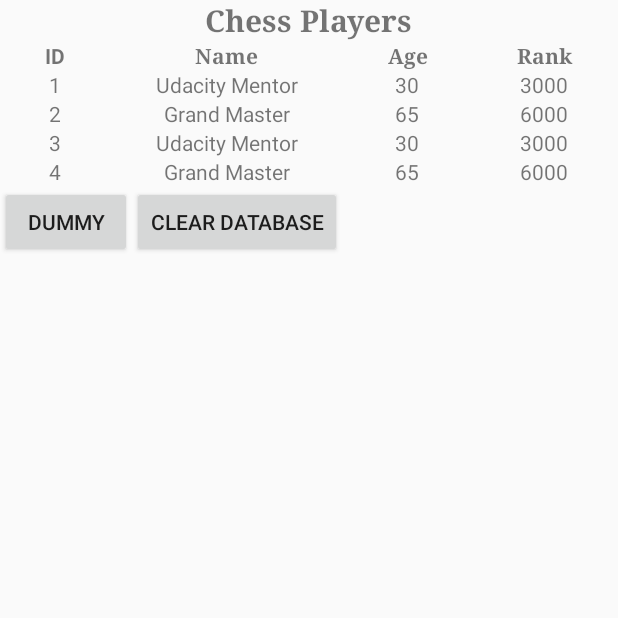
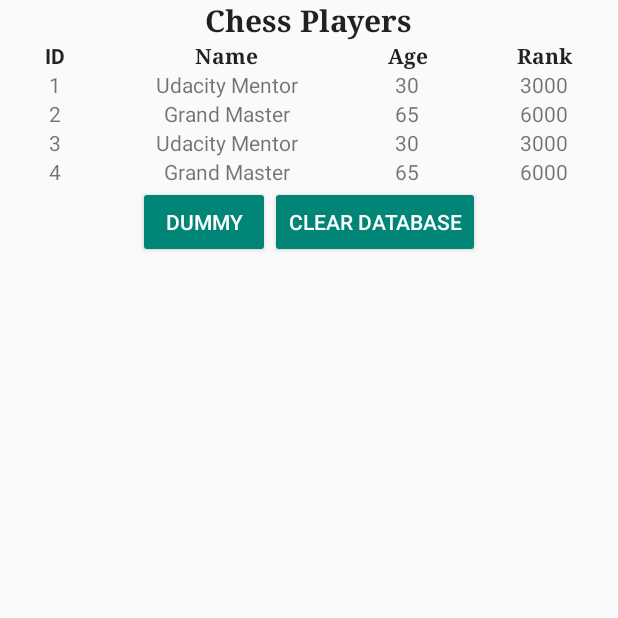
Before and after one commit to Wiktorl4z/Habit-Tracker, an Android app: the ParticipantsActivity screen opened directly, with no data from a screen before it, on a phone screen of 412 x 824 dp, the top half of it. Run offline under Robolectric (Android 15) with nearby library versions, the phone set to English and light mode, and no system bars; our stand-ins replace ButterKnife.

Commit message:
Design Fix

```diff
--- a/app/src/main/res/layout/main_activity.xml
+++ b/app/src/main/res/layout/main_activity.xml
@@ -9,7 +9,7 @@
     <ImageView
             android:layout_width="match_parent"
             android:layout_height="wrap_content"
-        android:background="@drawable/baymaon" />
+            android:background="@drawable/baymaon"/>
 
     <TextView
             android:layout_width="match_parent"
@@ -18,7 +18,7 @@
             android:paddingLeft="10dp"
             android:text="@string/sign_up_now"
             android:textColor="@color/dark"
-        android:textSize="22sp" />
+            android:textSize="22sp"/>
 
     <LinearLayout
             android:layout_width="match_parent"
@@ -31,7 +31,7 @@
                 android:layout_height="wrap_content"
                 android:layout_weight="0.5"
                 android:gravity="center"
-            android:hint="Username" />
+                android:hint="Username"/>
 
         <EditText
                 android:id="@+id/editText_age"
@@ -40,7 +40,7 @@
                 android:layout_gravity="right"
                 android:layout_weight="0.5"
                 android:gravity="center"
-            android:hint="Age" />
+                android:hint="Age"/>
 
     </LinearLayout>
 
@@ -57,7 +57,7 @@
                 android:gravity="center"
                 android:text="@string/your_rank"
                 android:textColor="@color/dark"
-            android:textSize="18sp" />
+                android:textSize="18sp"/>
 
         <android.support.constraint.ConstraintLayout xmlns:android="http://schemas.android.com/apk/res/android"
                                                      xmlns:app="http://schemas.android.com/apk/res-auto"
@@ -80,7 +80,7 @@
                     app:layout_constraintEnd_toEndOf="parent"
                     app:layout_constraintStart_toStartOf="parent"
                     app:layout_constraintTop_toTopOf="parent"
-                tools:layout_editor_absoluteX="141dp" />
+                    tools:layout_editor_absoluteX="141dp"/>
 
         </android.support.constraint.ConstraintLayout>
 
@@ -106,7 +106,7 @@
                     app:layout_constraintEnd_toEndOf="parent"
                     app:layout_constraintStart_toStartOf="parent"
                     app:layout_constraintTop_toTopOf="parent"
-                tools:layout_editor_absoluteX="137dp" />
+                    tools:layout_editor_absoluteX="137dp"/>
 
         </android.support.constraint.ConstraintLayout>
 
@@ -132,7 +132,7 @@
                     app:layout_constraintEnd_toEndOf="parent"
                     app:layout_constraintStart_toStartOf="parent"
                     app:layout_constraintTop_toTopOf="parent"
-                tools:layout_editor_absoluteX="137dp" />
+                    tools:layout_editor_absoluteX="137dp"/>
 
         </android.support.constraint.ConstraintLayout>
 
@@ -157,7 +157,7 @@
                     app:layout_constraintEnd_toEndOf="parent"
                     app:layout_constraintStart_toStartOf="parent"
                     app:layout_constraintTop_toTopOf="parent"
-                tools:layout_editor_absoluteX="137dp" />
+                    tools:layout_editor_absoluteX="137dp"/>
 
         </android.support.constraint.ConstraintLayout>
 
@@ -173,16 +173,18 @@
                 android:layout_width="wrap_content"
                 android:layout_height="wrap_content"
                 android:layout_weight="1"
+                style="@style/Widget.AppCompat.Button.Colored"
                 android:padding="10dp"
-            android:text="@string/quit" />
+                android:text="@string/quit"/>
 
         <Button
                 android:id="@+id/button_sign_up"
                 android:layout_width="wrap_content"
                 android:layout_height="wrap_content"
+                style="@style/Widget.AppCompat.Button.Colored"
                 android:layout_weight="1"
                 android:padding="10dp"
-            android:text="@string/sign_up" />
+                android:text="@string/sign_up"/>
 
     </LinearLayout>
 </LinearLayout>
--- a/app/src/main/res/layout/participants_activity.xml
+++ b/app/src/main/res/layout/participants_activity.xml
@@ -28,64 +28,68 @@
                         android:layout_height="wrap_content"
                         android:layout_span="4"
                         android:gravity="center"
+                        style="@style/ParticipantsStyle"
                         android:text="@string/chess_players"
                         android:textSize="20dp"
-                android:textStyle="bold"
-                android:typeface="serif" />
+                        android:typeface="serif"/>
             </TableRow>
 
             <TableRow
                     android:id="@+id/table_row_one"
                     android:layout_width="wrap_content"
+                    style="@style/ParticipantsStyle"
                     android:layout_height="wrap_content">
 
                 <TextView
                         android:id="@+id/textView_id"
                         android:gravity="center"
                         android:text="@string/id"
-                android:textStyle="bold"
+                        style="@style/ParticipantsStyle"
                         android:layout_width="match_parent"
-                android:layout_height="match_parent" />
+                        android:layout_height="match_parent"/>
 
                 <TextView
                         android:id="@+id/textView_name"
                         android:gravity="center"
                         android:text="@string/name"
-                android:textStyle="bold"
-                android:typeface="serif" />
+                        style="@style/ParticipantsStyle"
+                        android:typeface="serif"/>
 
                 <TextView
                         android:id="@+id/textView_age"
                         android:gravity="center"
                         android:text="@string/age"
-                android:textStyle="bold"
-                android:typeface="serif" />
+                        style="@style/ParticipantsStyle"
+                        android:typeface="serif"/>
 
                 <TextView
                         android:id="@+id/textView_rank"
                         android:gravity="center"
                         android:text="@string/rank"
-                android:textStyle="bold"
-                android:typeface="serif" />
+                        style="@style/ParticipantsStyle"
+                        android:typeface="serif"/>
             </TableRow>
         </TableLayout>
 
         <LinearLayout
                 android:layout_width="match_parent"
                 android:layout_height="wrap_content"
+                android:gravity="center"
                 android:orientation="horizontal">
 
             <Button
                     android:id="@+id/button_dummy"
                     android:layout_width="wrap_content"
                     android:layout_height="wrap_content"
-            android:text="@string/dummy" />
+                    style="@style/Widget.AppCompat.Button.Colored"
+                    android:text="@string/dummy"/>
 
             <Button
                     android:id="@+id/button_clear_max"
                     android:layout_width="wrap_content"
+                    style="@style/Widget.AppCompat.Button.Colored"
                     android:layout_height="wrap_content"
-            android:text="@string/clear_database" />
+                    android:text="@string/clear_database"/>
         </LinearLayout>
 
     </LinearLayout>
--- a/app/src/main/res/values/styles.xml
+++ b/app/src/main/res/values/styles.xml
@@ -1,21 +1,24 @@
 <resources>
-
     <!-- Base application theme. -->
     <style name="AppTheme" parent="Theme.AppCompat.Light.DarkActionBar">
         <!-- Customize your theme here. -->
         <item name="colorPrimary">@color/colorPrimary</item>
         <item name="colorPrimaryDark">@color/colorPrimaryDark</item>
         <item name="colorAccent">@color/colorAccent</item>
-
     </style>
 
     <style name="CrazyStyle" parent="Theme.AppCompat.Light.DarkActionBar">
         <item name="android:textColor">#000000</item>
     </style>
 
-    <style name = "NoActionBar" parent = "Theme.AppCompat.Light.NoActionBar">
-        <item name = "android:windowActionBar">false</item>
-        <item name = "android:windowNoTitle">true</item>
+    <style name="NoActionBar" parent="Theme.AppCompat.Light.NoActionBar">
+        <item name="android:windowActionBar">false</item>
+        <item name="android:windowNoTitle">true</item>
+    </style>
+
+    <style name="ParticipantsStyle" parent="Theme.AppCompat.Light.NoActionBar">
+        <item name="android:textStyle">bold</item>
+        <item name="android:color">#000000</item>
     </style>
 
 </resources>
```
Lines whose indentation alone changed are shown as unchanged.
